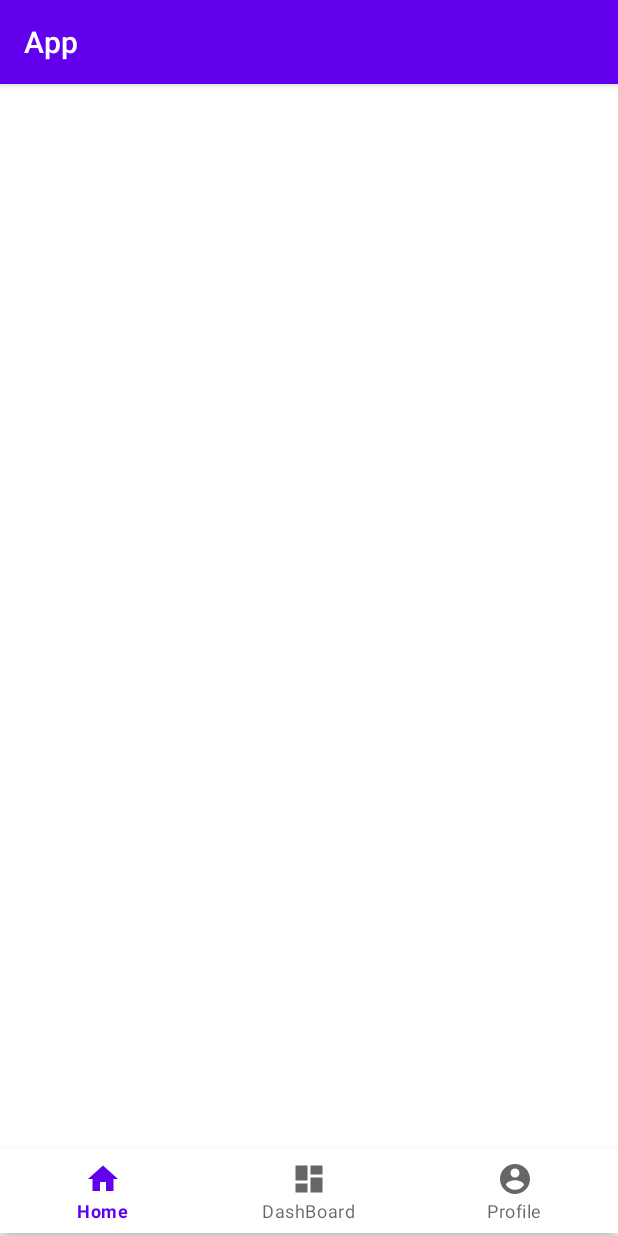
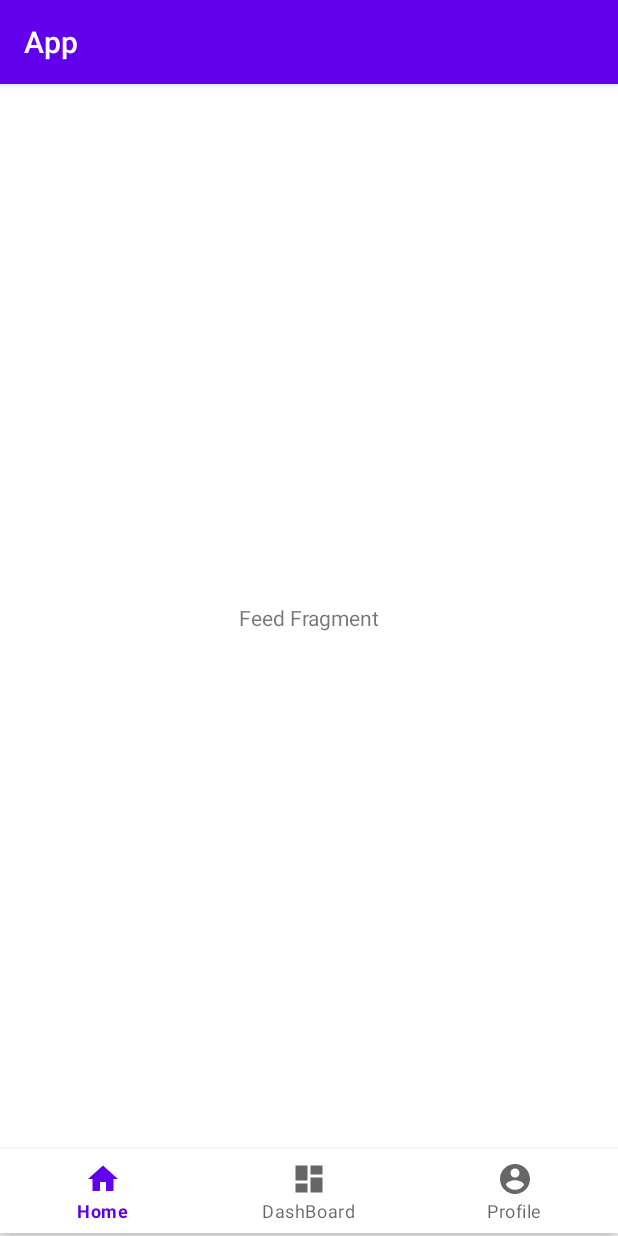
Before and after one commit to thehealer15/Vintage-investments, an Android app: the screen it shows after launch (MainActivity), on a phone screen of 412 x 824 dp. Run offline under Robolectric (Android 15) with nearby library versions, the phone set to English and light mode, and no system bars.

Commit message:
animations updated added animation files in anim folder also animations implementted

```diff
--- a/app/src/main/java/com/example/app/MainActivity.java
+++ b/app/src/main/java/com/example/app/MainActivity.java
@@ -3,6 +3,7 @@ package com.example.app;
 import androidx.annotation.NonNull;
 import androidx.appcompat.app.AppCompatActivity;
 import androidx.fragment.app.Fragment;
+import androidx.fragment.app.FragmentTransaction;
 
 import android.os.Bundle;
 import android.view.MenuItem;
@@ -53,12 +54,16 @@ public class MainActivity extends AppCompatActivity  implements BottomNavigation
     private boolean loadFragment(Fragment fragment) {
         //switching fragment
         if (fragment != null) {
-            getSupportFragmentManager()
-                    .beginTransaction()
-                    .replace(R.id.fragment_container, fragment)
-                    .commit();
+            FragmentTransaction transaction = getSupportFragmentManager().beginTransaction();
+            transaction.setCustomAnimations(R.anim.enter_from_right, R.anim.exit_to_left, R.anim.enter_from_left, R.anim.exit_to_right);
+            transaction.replace(R.id.fragment_container, fragment);
+            transaction.addToBackStack(null);
+            transaction.commit();
             return true;
         }
         return false;
     }
+
+
+
 }
--- /dev/null
+++ b/app/src/main/res/anim/enter_from_left.xml
@@ -0,0 +1,8 @@
+<?xml version="1.0" encoding="utf-8"?>
+<set xmlns:android="http://schemas.android.com/apk/res/android"
+    android:shareInterpolator="false">
+    <translate
+        android:fromXDelta="-100%p" android:toXDelta="0%"
+        android:fromYDelta="0%" android:toYDelta="0%"
+        android:duration="@android:integer/config_mediumAnimTime"/>
+</set>
--- /dev/null
+++ b/app/src/main/res/anim/enter_from_right.xml
@@ -0,0 +1,8 @@
+<?xml version="1.0" encoding="utf-8"?>
+<set xmlns:android="http://schemas.android.com/apk/res/android"
+    android:shareInterpolator="false">
+    <translate
+        android:fromXDelta="100%p" android:toXDelta="0%"
+        android:fromYDelta="0%" android:toYDelta="0%"
+        android:duration="@android:integer/config_mediumAnimTime" />
+</set>
--- /dev/null
+++ b/app/src/main/res/anim/exit_to_left.xml
@@ -0,0 +1,8 @@
+<?xml version="1.0" encoding="utf-8"?>
+<set xmlns:android="http://schemas.android.com/apk/res/android"
+    android:shareInterpolator="false">
+    <translate
+        android:fromXDelta="0%" android:toXDelta="-100%p"
+        android:fromYDelta="0%" android:toYDelta="0%"
+        android:duration="@android:integer/config_mediumAnimTime"/>
+</set>
--- /dev/null
+++ b/app/src/main/res/anim/exit_to_right.xml
@@ -0,0 +1,8 @@
+<?xml version="1.0" encoding="utf-8"?>
+<set xmlns:android="http://schemas.android.com/apk/res/android"
+    android:shareInterpolator="false">
+    <translate
+        android:fromXDelta="0%" android:toXDelta="100%p"
+        android:fromYDelta="0%" android:toYDelta="0%"
+        android:duration="@android:integer/config_mediumAnimTime" />
+</set>
--- /dev/null
+++ b/app/src/main/res/anim/fade_in.xml
@@ -0,0 +1,5 @@
+<alpha xmlns:android="http://schemas.android.com/apk/res/android"
+    android:duration="@android:integer/config_shortAnimTime"
+    android:interpolator="@android:anim/decelerate_interpolator"
+    android:fromAlpha="0"
+    android:toAlpha="1" />
--- /dev/null
+++ b/app/src/main/res/anim/fade_out.xml
@@ -0,0 +1,6 @@
+<?xml version="1.0" encoding="utf-8"?>
+<alpha xmlns:android="http://schemas.android.com/apk/res/android"
+    android:duration="@android:integer/config_shortAnimTime"
+    android:interpolator="@android:anim/decelerate_interpolator"
+    android:fromAlpha="1"
+    android:toAlpha="0" />
--- /dev/null
+++ b/app/src/main/res/anim/slide_in.xml
@@ -0,0 +1,6 @@
+<?xml version="1.0" encoding="utf-8"?>
+<translate xmlns:android="http://schemas.android.com/apk/res/android"
+    android:duration="@android:integer/config_shortAnimTime"
+    android:interpolator="@android:anim/decelerate_interpolator"
+    android:fromXDelta="100%"
+    android:toXDelta="0%" />
--- /dev/null
+++ b/app/src/main/res/anim/slide_out.xml
@@ -0,0 +1,5 @@
+<translate xmlns:android="http://schemas.android.com/apk/res/android"
+    android:duration="@android:integer/config_shortAnimTime"
+    android:interpolator="@android:anim/decelerate_interpolator"
+    android:fromXDelta="0%"
+    android:toXDelta="100%" />
--- a/app/src/main/res/layout/feed_fragment.xml
+++ b/app/src/main/res/layout/feed_fragment.xml
@@ -1,5 +1,18 @@
 <androidx.constraintlayout.widget.ConstraintLayout xmlns:android="http://schemas.android.com/apk/res/android"
+    xmlns:app="http://schemas.android.com/apk/res-auto"
     xmlns:tools="http://schemas.android.com/tools"
     android:layout_width="match_parent"
     android:layout_height="match_parent"
-    tools:context="Screens.feed_fragment" />
+    tools:context="Screens.feed_fragment">
+
+    <TextView
+        android:id="@+id/textView"
+        android:layout_width="wrap_content"
+        android:layout_height="wrap_content"
+        android:text="Feed Fragment"
+        app:layout_constraintBottom_toBottomOf="parent"
+        app:layout_constraintEnd_toEndOf="parent"
+        app:layout_constraintHorizontal_bias="0.5"
+        app:layout_constraintStart_toStartOf="parent"
+        app:layout_constraintTop_toTopOf="parent" />
+</androidx.constraintlayout.widget.ConstraintLayout>
```
Also changed, not shown: app/src/main/res/layout/fragment_dashboard.xml (+18 -1 lines), app/src/main/res/layout/fragment_profile.xml (+15 -1 lines).
